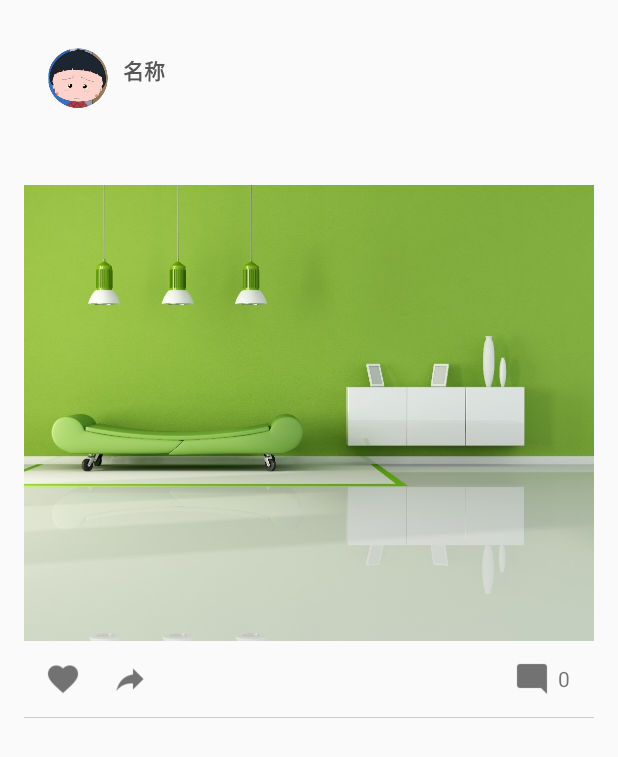
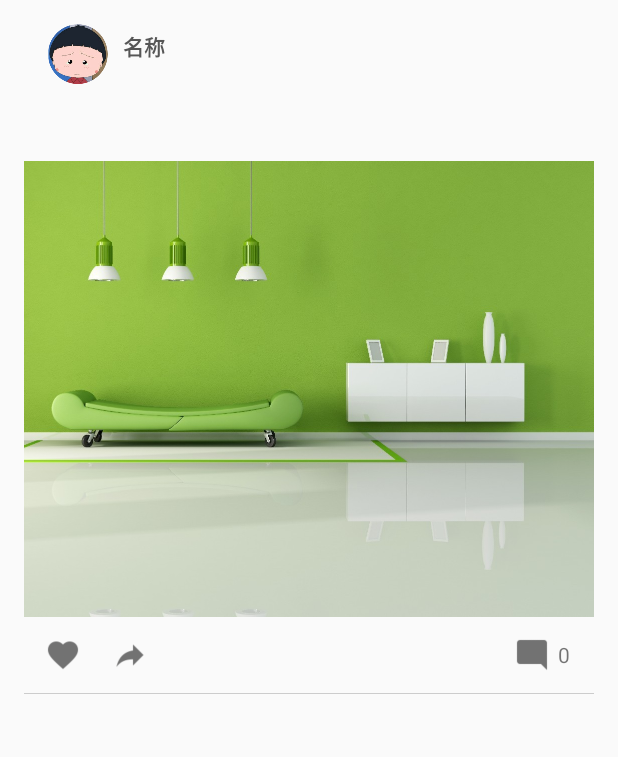
Before and after one commit to 2480054370/wxine, an Android app: the layout content_info.xml on its own in the app's theme, with its tools: preview values and no code run, on a phone screen of 412 x 824 dp. Shown: the top 757 px of the screen. Run offline under Robolectric (Android 15) with nearby library versions, the phone set to English and light mode, and no system bars.

Commit message:
content_info

```diff
--- a/app/src/main/res/layout/content_info.xml
+++ b/app/src/main/res/layout/content_info.xml
@@ -16,7 +16,6 @@
         android:paddingBottom="@dimen/activity_vertical_margin"
         android:paddingLeft="@dimen/activity_horizontal_margin"
         android:paddingRight="@dimen/activity_horizontal_margin"
-        android:paddingTop="@dimen/activity_vertical_margin"
         app:layout_behavior="@string/appbar_scrolling_view_behavior">
 
         <LinearLayout xmlns:android="http://schemas.android.com/apk/res/android"
```
Also changed, not shown: 1 other file.
